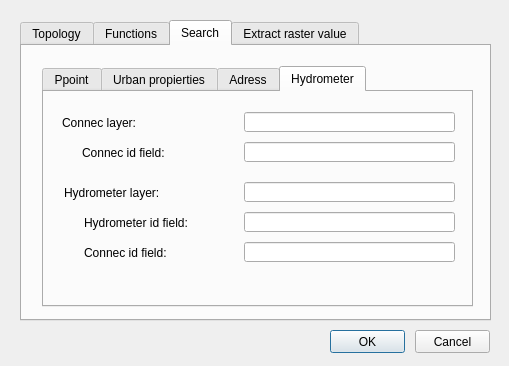
Qt form ui/config.ui (Giswater/giswater_qgis_plugin) before a commit.
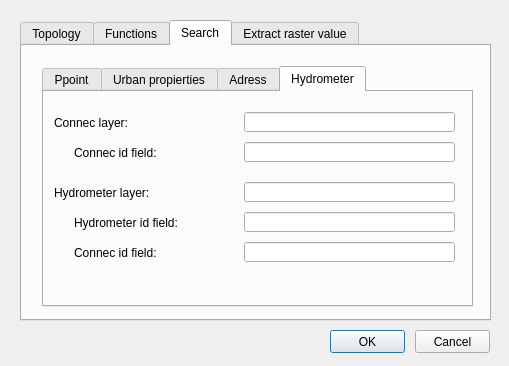
The same form after that commit. The open tabs and pages were chosen to show the change.

Commit message: SearchPlus: Bug fix getting layers Bug fix loading QML's

```diff
--- a/ui/config.ui
+++ b/ui/config.ui
@@ -1394,7 +1394,7 @@
       <widget class="QLabel" name="label_node2arc_8">
        <property name="geometry">
         <rect>
-         <x>20</x>
+         <x>10</x>
          <y>90</y>
          <width>171</width>
          <height>22</height>
@@ -1430,7 +1430,7 @@
       <widget class="QLabel" name="label_node2arc_9">
        <property name="geometry">
         <rect>
-         <x>40</x>
+         <x>30</x>
          <y>120</y>
          <width>151</width>
          <height>22</height>
@@ -1505,7 +1505,7 @@
       <widget class="QLabel" name="label_node2arc_29">
        <property name="geometry">
         <rect>
-         <x>18</x>
+         <x>10</x>
          <y>20</y>
          <width>191</width>
          <height>22</height>
@@ -1541,7 +1541,7 @@
       <widget class="QLabel" name="label_node2arc_30">
        <property name="geometry">
         <rect>
-         <x>38</x>
+         <x>30</x>
          <y>50</y>
          <width>151</width>
          <height>22</height>
@@ -1590,7 +1590,7 @@
       <widget class="QLabel" name="label_node2arc_12">
        <property name="geometry">
         <rect>
-         <x>40</x>
+         <x>30</x>
          <y>150</y>
          <width>151</width>
          <height>22</height>
```
Left out of the diff: 10 changed lines with no effect on the pictures. The commit also changes 1 other file.
